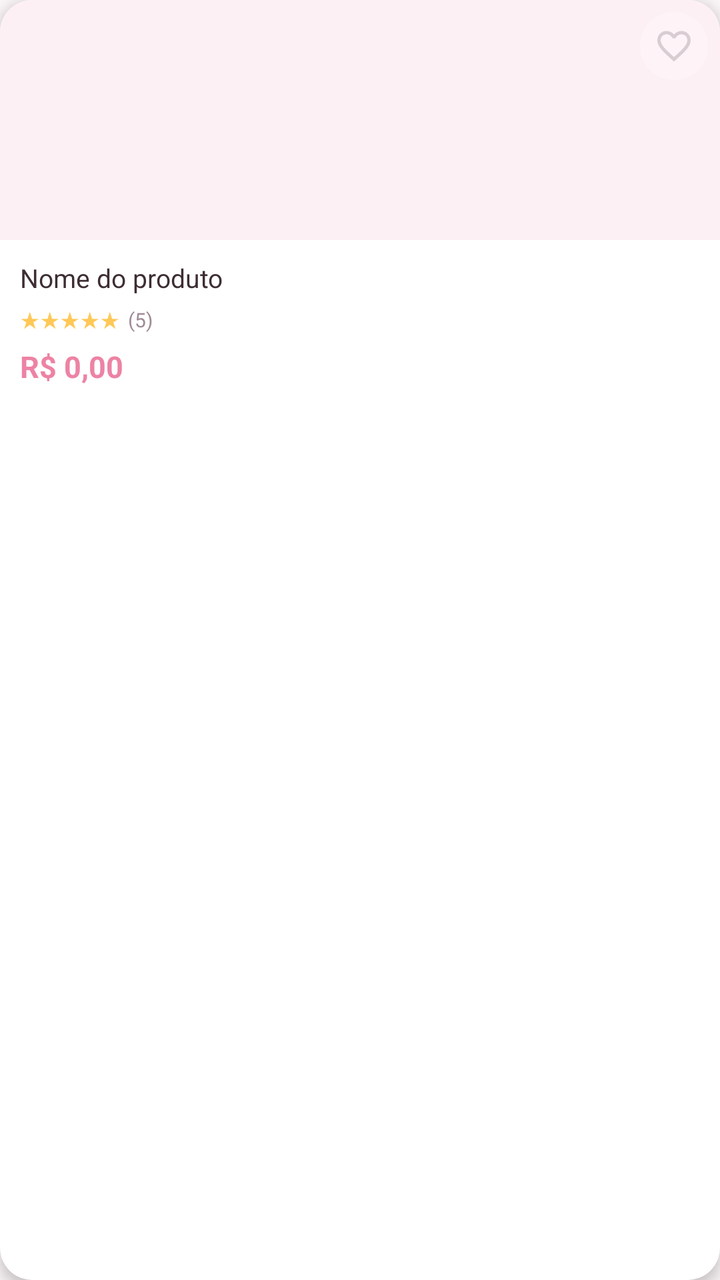
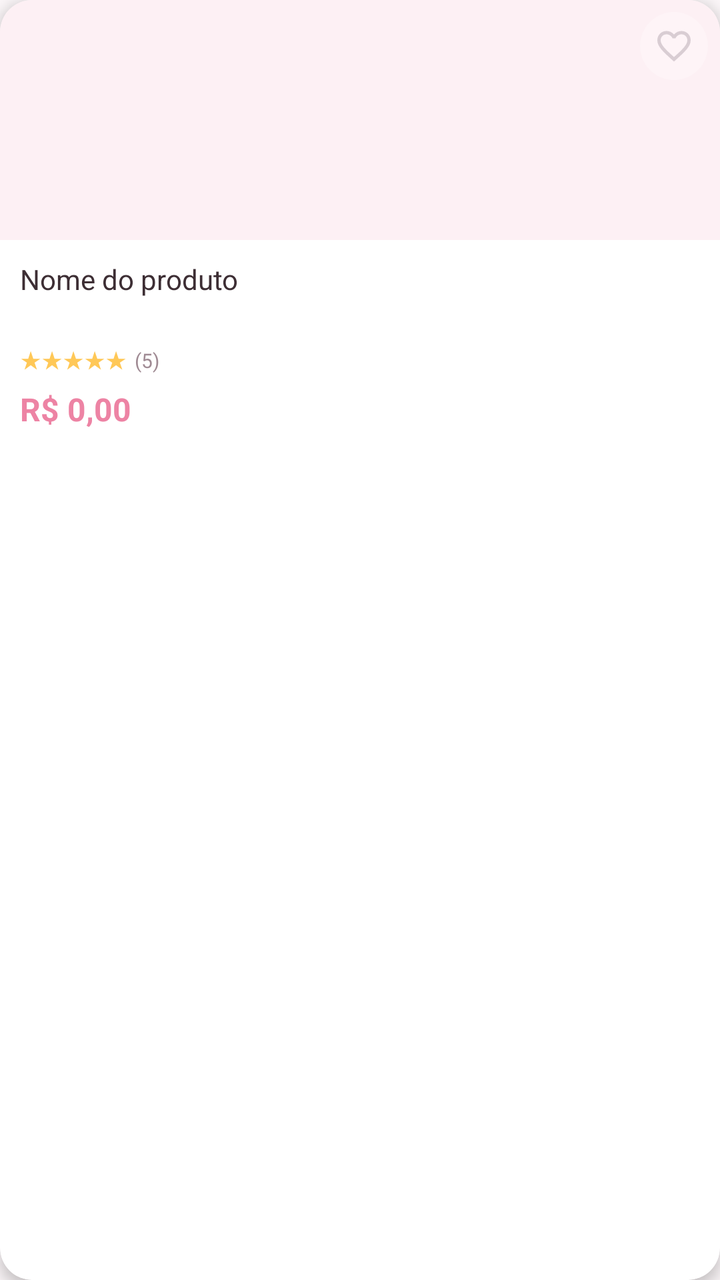

Compare the two renders of this Android layout. The source of the first and the diff that turns it into the second are given below.
<!-- AndroidManifest.xml: application theme Theme.ArthurBaby -->
<!-- res/layout/item_produto.xml -->
<?xml version="1.0" encoding="utf-8"?>
<androidx.cardview.widget.CardView xmlns:android="http://schemas.android.com/apk/res/android"
    xmlns:app="http://schemas.android.com/apk/res-auto"
    android:layout_width="match_parent"
    android:layout_height="wrap_content"
    android:layout_margin="6dp"
    android:clickable="true"
    android:focusable="true"
    android:foreground="?attr/selectableItemBackground"
    app:cardCornerRadius="16dp"
    app:cardElevation="4dp"
    app:cardBackgroundColor="@color/branco">

    <FrameLayout
        android:layout_width="match_parent"
        android:layout_height="wrap_content">

        <LinearLayout
            android:layout_width="match_parent"
            android:layout_height="wrap_content"
            android:orientation="vertical">

            <ImageView
                android:id="@+id/imgProduto"
                android:layout_width="match_parent"
                android:layout_height="120dp"
                android:scaleType="centerCrop"
                android:background="@color/rosa_suave"
                android:contentDescription="Imagem do produto" />

            <LinearLayout
                android:layout_width="match_parent"
                android:layout_height="wrap_content"
                android:orientation="vertical"
                android:padding="10dp">

                <TextView
                    android:id="@+id/tvNome"
                    android:layout_width="match_parent"
                    android:layout_height="wrap_content"
                    android:text="Nome do produto"
                    android:maxLines="2"
                    android:ellipsize="end"
                    android:textColor="@color/texto_primario"
                    android:textSize="13sp"
                    android:lineSpacingMultiplier="1.1" />

                <LinearLayout
                    android:layout_width="wrap_content"
                    android:layout_height="wrap_content"
                    android:orientation="horizontal"
                    android:layout_marginTop="4dp">

                    <TextView
                        android:id="@+id/tvEstrelas"
                        android:layout_width="wrap_content"
                        android:layout_height="wrap_content"
                        android:text="★★★★★"
                        android:textColor="@color/amarelo_estrela"
                        android:textSize="11sp" />

                    <TextView
                        android:id="@+id/tvAvaliacao"
                        android:layout_width="wrap_content"
                        android:layout_height="wrap_content"
                        android:text="(5)"
                        android:textColor="@color/cinza_texto"
                        android:textSize="10sp"
                        android:layout_marginStart="4dp" />
                </LinearLayout>

                <LinearLayout
                    android:layout_width="wrap_content"
                    android:layout_height="wrap_content"
                    android:orientation="horizontal"
                    android:gravity="center_vertical"
                    android:layout_marginTop="6dp">

                    <TextView
                        android:id="@+id/tvPreco"
                        android:layout_width="wrap_content"
                        android:layout_height="wrap_content"
                        android:text="R$ 0,00"
                        android:textColor="@color/rosa_arthur"
                        android:textStyle="bold"
                        android:textSize="15sp" />

                    <TextView
                        android:id="@+id/tvPrecoAntigo"
                        android:layout_width="wrap_content"
                        android:layout_height="wrap_content"
                        android:text=""
                        android:textColor="@color/cinza_texto"
                        android:textSize="10sp"
                        android:visibility="gone"
                        android:layout_marginStart="6dp" />
                </LinearLayout>
            </LinearLayout>
        </LinearLayout>

        
        <ImageView
            android:id="@+id/btnFavorito"
            android:tooltipText="Adicionar aos favoritos"
            android:contentDescription="Adicionar aos favoritos"
            android:layout_width="34dp"
            android:layout_height="34dp"
            android:layout_gravity="top|end"
            android:layout_margin="6dp"
            android:padding="7dp"
            android:background="@drawable/bg_circulo_branco_suave"
            android:src="@drawable/ic_favorito"
            app:tint="@color/coracao_inativo" />

        
        <TextView
            android:id="@+id/tvSeloPromocao"
            android:layout_width="wrap_content"
            android:layout_height="wrap_content"
            android:text="PROMO"
            android:textSize="9sp"
            android:textStyle="bold"
            android:textColor="@color/branco"
            android:background="@drawable/bg_selo_promo"
            android:paddingHorizontal="8dp"
            android:paddingVertical="3dp"
            android:layout_gravity="top|start"
            android:layout_margin="6dp"
            android:visibility="gone" />

        
        <TextView
            android:id="@+id/tvSeloEsgotado"
            android:layout_width="wrap_content"
            android:layout_height="wrap_content"
            android:text="ESGOTADO"
            android:textSize="9sp"
            android:textStyle="bold"
            android:textColor="@color/branco"
            android:background="@drawable/bg_selo_esgotado"
            android:paddingHorizontal="8dp"
            android:paddingVertical="3dp"
            android:layout_gravity="bottom|start"
            android:layout_margin="6dp"
            android:visibility="gone" />
    </FrameLayout>
</androidx.cardview.widget.CardView>
<!-- resources referenced by this layout -->
<resources>
  <color name="amarelo_estrela">#FFC857</color>
  <color name="branco">#FFFFFF</color>
  <color name="cinza_texto">#A08B94</color>
  <color name="coracao_inativo">#D9CDD3</color>
  <color name="rosa_arthur">#ED83A4</color>
  <color name="rosa_suave">#FDF0F4</color>
  <color name="texto_primario">#3D2E34</color>
  <!-- drawable bg_circulo_branco_suave (drawable) -->
  <?xml version="1.0" encoding="utf-8"?>
  <shape xmlns:android="http://schemas.android.com/apk/res/android"
      android:shape="oval">
      <solid android:color="#44FFFFFF" />
  </shape>
  <!-- drawable bg_selo_esgotado (drawable) -->
  <?xml version="1.0" encoding="utf-8"?>
  <shape xmlns:android="http://schemas.android.com/apk/res/android"
      android:shape="rectangle">
      <solid android:color="@color/cinza_medio" />
      <corners android:radius="12dp" />
  </shape>
  <!-- drawable bg_selo_promo (drawable) -->
  <?xml version="1.0" encoding="utf-8"?>
  <shape xmlns:android="http://schemas.android.com/apk/res/android"
      android:shape="rectangle">
      <gradient
          android:startColor="@color/rosa_arthur"
          android:endColor="@color/coral"
          android:angle="45" />
      <corners android:radius="12dp" />
  </shape>
  <!-- drawable ic_favorito (drawable) -->
  <vector xmlns:android="http://schemas.android.com/apk/res/android"
      android:width="24dp"
      android:height="24dp"
      android:viewportWidth="24"
      android:viewportHeight="24">
      <path
          android:fillColor="#FF000000"
          android:pathData="M16.5,3c-1.74,0 -3.41,0.81 -4.5,2.09C10.91,3.81 9.24,3 7.5,3 4.42,3 2,5.42 2,8.5c0,3.78 3.4,6.86 8.55,11.54L12,21.35l1.45,-1.32C18.6,15.36 22,12.28 22,8.5 22,5.42 19.58,3 16.5,3zM12.1,18.55l-0.1,0.1 -0.1,-0.1C7.14,14.24 4,11.39 4,8.5 4,6.5 5.5,5 7.5,5c1.54,0 3.04,0.99 3.57,2.36h1.87C13.46,5.99 14.96,5 16.5,5c2,0 3.5,1.5 3.5,3.5 0,2.89 -3.14,5.74 -7.9,10.05z"/>
  </vector>
  <style name="Theme.ArthurBaby" parent="Theme.MaterialComponents.DayNight.NoActionBar">
          <item name="colorPrimary">@color/verde_arthur</item>
          <item name="colorPrimaryVariant">@color/verde_escuro</item>
          <item name="colorOnPrimary">@color/branco</item>
          <item name="colorSecondary">@color/rosa_arthur</item>
          <item name="colorSecondaryVariant">@color/rosa_escuro</item>
          <item name="colorOnSecondary">@color/branco</item>
          <item name="android:statusBarColor">@color/verde_arthur</item>
          <item name="android:windowBackground">@color/fundo_claro</item>
          <item name="android:navigationBarColor">@color/branco</item>
          <item name="colorSurface">@color/branco</item>
          <item name="colorOnSurface">@color/texto_primario</item>
  
          
          <item name="android:windowLightStatusBar">false</item>
          <item name="android:windowLightNavigationBar">true</item>
      </style>
  <color name="cinza_medio">#7A626B</color>
  <color name="coral">#FF9A8B</color>
  <color name="verde_arthur">#37B6B0</color>
  <color name="verde_escuro">#2A8F8A</color>
  <color name="rosa_escuro">#D56586</color>
  <color name="fundo_claro">#FBF6F8</color>
</resources>

<!-- the commit's change to res/layout/item_produto.xml (unified diff, before → after) -->
@@ -26,7 +26,7 @@
                 android:layout_height="120dp"
                 android:scaleType="centerCrop"
                 android:background="@color/rosa_suave"
-                android:contentDescription="Imagem do produto" />
+                android:contentDescription="@string/imagem_do_produto" />
 
             <LinearLayout
                 android:layout_width="match_parent"
@@ -38,11 +38,12 @@
                     android:id="@+id/tvNome"
                     android:layout_width="match_parent"
                     android:layout_height="wrap_content"
-                    android:text="Nome do produto"
+                    android:text="@string/nome_do_produto"
+                    android:minLines="2"
                     android:maxLines="2"
                     android:ellipsize="end"
                     android:textColor="@color/texto_primario"
-                    android:textSize="13sp"
+                    android:textSize="@dimen/texto_corpo"
                     android:lineSpacingMultiplier="1.1" />
 
                 <LinearLayout
@@ -55,17 +56,17 @@
                         android:id="@+id/tvEstrelas"
                         android:layout_width="wrap_content"
                         android:layout_height="wrap_content"
-                        android:text="★★★★★"
+                        android:text="@string/texto"
                         android:textColor="@color/amarelo_estrela"
-                        android:textSize="11sp" />
+                        android:textSize="@dimen/texto_pequeno" />
 
                     <TextView
                         android:id="@+id/tvAvaliacao"
                         android:layout_width="wrap_content"
                         android:layout_height="wrap_content"
-                        android:text="(5)"
+                        android:text="@string/n_5"
                         android:textColor="@color/cinza_texto"
-                        android:textSize="10sp"
+                        android:textSize="@dimen/texto_mini"
                         android:layout_marginStart="4dp" />
                 </LinearLayout>
 
@@ -80,10 +81,10 @@
                         android:id="@+id/tvPreco"
                         android:layout_width="wrap_content"
                         android:layout_height="wrap_content"
-                        android:text="R$ 0,00"
+                        android:text="@string/r_0_00"
                         android:textColor="@color/rosa_arthur"
                         android:textStyle="bold"
-                        android:textSize="15sp" />
+                        android:textSize="@dimen/texto_destaque" />
 
                     <TextView
                         android:id="@+id/tvPrecoAntigo"
@@ -91,7 +92,7 @@
                         android:layout_height="wrap_content"
                         android:text=""
                         android:textColor="@color/cinza_texto"
-                        android:textSize="10sp"
+                        android:textSize="@dimen/texto_mini"
                         android:visibility="gone"
                         android:layout_marginStart="6dp" />
                 </LinearLayout>
@@ -102,7 +103,7 @@
         <ImageView
             android:id="@+id/btnFavorito"
             android:tooltipText="Adicionar aos favoritos"
-            android:contentDescription="Adicionar aos favoritos"
+            android:contentDescription="@string/adicionar_aos_favoritos"
             android:layout_width="34dp"
             android:layout_height="34dp"
             android:layout_gravity="top|end"
@@ -117,8 +118,8 @@
             android:id="@+id/tvSeloPromocao"
             android:layout_width="wrap_content"
             android:layout_height="wrap_content"
-            android:text="PROMO"
-            android:textSize="9sp"
+            android:text="@string/promo"
+            android:textSize="@dimen/texto_mini"
             android:textStyle="bold"
             android:textColor="@color/branco"
             android:background="@drawable/bg_selo_promo"
@@ -133,8 +134,8 @@
             android:id="@+id/tvSeloEsgotado"
             android:layout_width="wrap_content"
             android:layout_height="wrap_content"
-            android:text="ESGOTADO"
-            android:textSize="9sp"
+            android:text="@string/esgotado"
+            android:textSize="@dimen/texto_mini"
             android:textStyle="bold"
             android:textColor="@color/branco"
             android:background="@drawable/bg_selo_esgotado"
<!-- resource entries referenced after the edit -->
@@ -7,6 +7,10 @@
   <color name="rosa_arthur">#ED83A4</color>
   <color name="rosa_suave">#FDF0F4</color>
   <color name="texto_primario">#3D2E34</color>
+  <dimen name="texto_corpo">14sp</dimen>
+  <dimen name="texto_destaque">16sp</dimen>
+  <dimen name="texto_mini">10sp</dimen>
+  <dimen name="texto_pequeno">12sp</dimen>
   <!-- drawable bg_circulo_branco_suave (drawable) -->
   <?xml version="1.0" encoding="utf-8"?>
   <shape xmlns:android="http://schemas.android.com/apk/res/android"
@@ -40,6 +44,14 @@
           android:fillColor="#FF000000"
           android:pathData="M16.5,3c-1.74,0 -3.41,0.81 -4.5,2.09C10.91,3.81 9.24,3 7.5,3 4.42,3 2,5.42 2,8.5c0,3.78 3.4,6.86 8.55,11.54L12,21.35l1.45,-1.32C18.6,15.36 22,12.28 22,8.5 22,5.42 19.58,3 16.5,3zM12.1,18.55l-0.1,0.1 -0.1,-0.1C7.14,14.24 4,11.39 4,8.5 4,6.5 5.5,5 7.5,5c1.54,0 3.04,0.99 3.57,2.36h1.87C13.46,5.99 14.96,5 16.5,5c2,0 3.5,1.5 3.5,3.5 0,2.89 -3.14,5.74 -7.9,10.05z"/>
   </vector>
+  <string name="adicionar_aos_favoritos">Adicionar aos favoritos</string>
+  <string name="esgotado">ESGOTADO</string>
+  <string name="imagem_do_produto">Imagem do produto</string>
+  <string name="n_5">(5)</string>
+  <string name="nome_do_produto">Nome do produto</string>
+  <string name="promo">PROMO</string>
+  <string name="r_0_00">R$ 0,00</string>
+  <string name="texto">★★★★★</string>
   <style name="Theme.ArthurBaby" parent="Theme.MaterialComponents.DayNight.NoActionBar">
           <item name="colorPrimary">@color/verde_arthur</item>
           <item name="colorPrimaryVariant">@color/verde_escuro</item>
